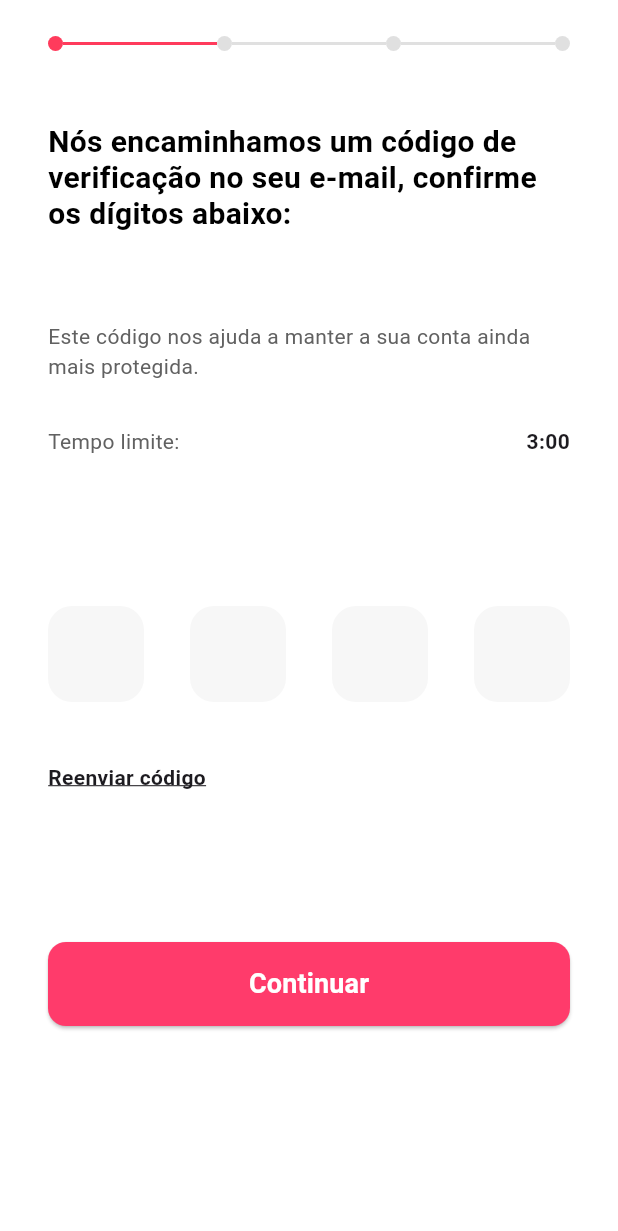
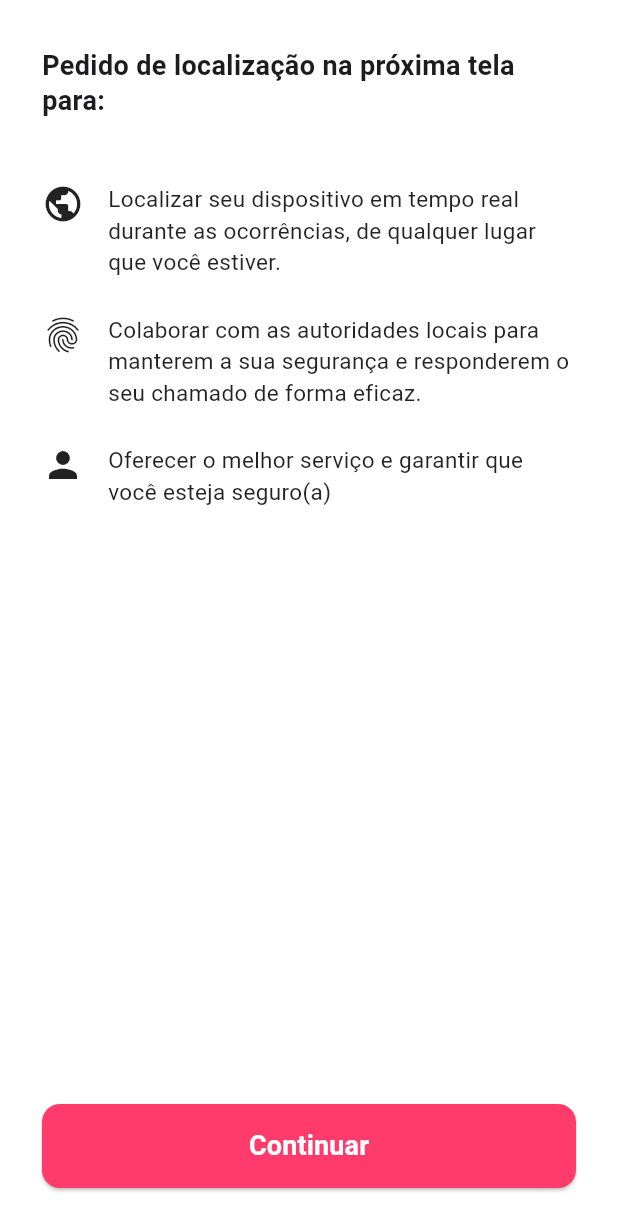
Before and after one commit to MarianiReis/PrototypeApp.V1, a Flutter app: the VerificacaoCodigoPage screen opened directly, after a tap on "Continuar", on a phone screen of 412 x 824 dp. Shown: the top 1231 px of the screen. Run offline on Flutter 3.47's test engine with Material 3 defaults, Android fonts, the phone set to English and light mode, and no system bars; drawn by our look-alikes of pin_code_fields; our stand-ins replace mask_text_input_formatter.

Commit message:
Feat: Tela de permissão de localização.

```diff
--- /dev/null
+++ b/lib/presentation/pages/PermissaoLocalizacaoPage.dart
@@ -0,0 +1,53 @@
+import 'package:flutter/material.dart';
+import '../widgets/CustomButton.dart';
+import 'RegistroPage.dart';
+import '../widgets/InfoItem.dart';
+
+class PermissaoLocalizacaoPage extends StatelessWidget {
+  const PermissaoLocalizacaoPage({super.key});
+
+  @override
+  Widget build(BuildContext context) {
+    return Scaffold(
+      backgroundColor: Colors.white,
+      body: SafeArea(
+        child: Padding(
+          padding: const EdgeInsets.symmetric(horizontal: 28.0, vertical: 32.0),
+          child: Column(
+            crossAxisAlignment: CrossAxisAlignment.start,
+            children: [
+              const Text(
+                'Pedido de localização na próxima tela para:',
+                style: TextStyle(
+                  fontSize: 18,
+                  fontWeight: FontWeight.bold,
+                  height: 1.3,
+                ),
+              ),
+              const SizedBox(height: 32),
+              const InfoItem(
+                icon: Icons.public,
+                text: 'Localizar seu dispositivo em tempo real durante as ocorrências, de qualquer lugar que você estiver.',
+              ),
+              const InfoItem(
+                icon: Icons.fingerprint,
+                text: 'Colaborar com as autoridades locais para manterem a sua segurança e responderem o seu chamado de forma eficaz.',
+              ),
+              const InfoItem(
+                icon: Icons.person,
+                text: 'Oferecer o melhor serviço e garantir que você esteja seguro(a)',
+              ),
+              const Spacer(),
+              CustomButton(
+                text: 'Continuar',
+                onPressed: () {
+                    print('Botão de continuar pressionado');
+                },
+              ),
+            ],
+          ),
+        ),
+      ),
+    );
+  }
+}
--- a/lib/presentation/pages/VerificacaoCodigoPage.dart
+++ b/lib/presentation/pages/VerificacaoCodigoPage.dart
@@ -1,5 +1,6 @@
 import 'package:flutter/material.dart';
 import 'package:pin_code_fields/pin_code_fields.dart';
+import 'package:prototipo_app_v1/presentation/pages/PermissaoLocalizacaoPage.dart';
 import '../widgets/CustomButton.dart';
 
 class VerificacaoCodigoPage extends StatelessWidget {
@@ -7,13 +8,11 @@ class VerificacaoCodigoPage extends StatelessWidget {
 
   @override
   Widget build(BuildContext context) {
-    // Cor exata aproximada do protótipo
     const primaryPink = Color(0xFFFF3B5C);
 
     return Scaffold(
       backgroundColor: Colors.white,
       body: SafeArea(
-        // O SingleChildScrollView resolve o erro de listras amarelas (Overflow)
         child: SingleChildScrollView(
           padding: const EdgeInsets.symmetric(horizontal: 32.0, vertical: 24.0),
           child: Column(
@@ -43,7 +42,6 @@ class VerificacaoCodigoPage extends StatelessWidget {
               ),
               const SizedBox(height: 60),
 
-              // 3. Textos Auxiliares
               Text(
                 'Este código nos ajuda a manter a sua conta ainda mais protegida.',
                 style: TextStyle(color: Colors.grey[700], fontSize: 14),
@@ -59,7 +57,6 @@ class VerificacaoCodigoPage extends StatelessWidget {
               ),
               const SizedBox(height: 100),
 
-              // 4. Pin Code Field (Ajustado para o estilo "Box Clean")
               PinCodeTextField(
                 appContext: context,
                 length: 4,
@@ -83,7 +80,6 @@ class VerificacaoCodigoPage extends StatelessWidget {
               ),
               const SizedBox(height: 24),
 
-              // 5. Reenviar código
               GestureDetector(
                 onTap: () {},
                 child: const Text(
@@ -101,7 +97,10 @@ class VerificacaoCodigoPage extends StatelessWidget {
               CustomButton(
                     text: 'Continuar',
                     onPressed: () {
-                    print('');
+                    Navigator.push(
+                      context,
+                        MaterialPageRoute(builder: (context) => const PermissaoLocalizacaoPage())
+                      );
                 },
               ),
 
--- /dev/null
+++ b/lib/presentation/widgets/InfoItem.dart
@@ -0,0 +1,28 @@
+import 'package:flutter/material.dart';
+
+class InfoItem extends StatelessWidget {
+  final IconData icon;
+  final String text;
+
+  const InfoItem({super.key, required this.icon, required this.text});
+
+  @override
+  Widget build(BuildContext context) {
+    return Padding(
+      padding: const EdgeInsets.symmetric(vertical: 12.0),
+      child: Row(
+        crossAxisAlignment: CrossAxisAlignment.start,
+        children: [
+          Icon(icon, size: 28, color: Colors.black87),
+          const SizedBox(width: 16),
+          Expanded(
+            child: Text(
+              text,
+              style: const TextStyle(fontSize: 15, color: Colors.black87, height: 1.4),
+            ),
+          ),
+        ],
+      ),
+    );
+  }
+}
```
